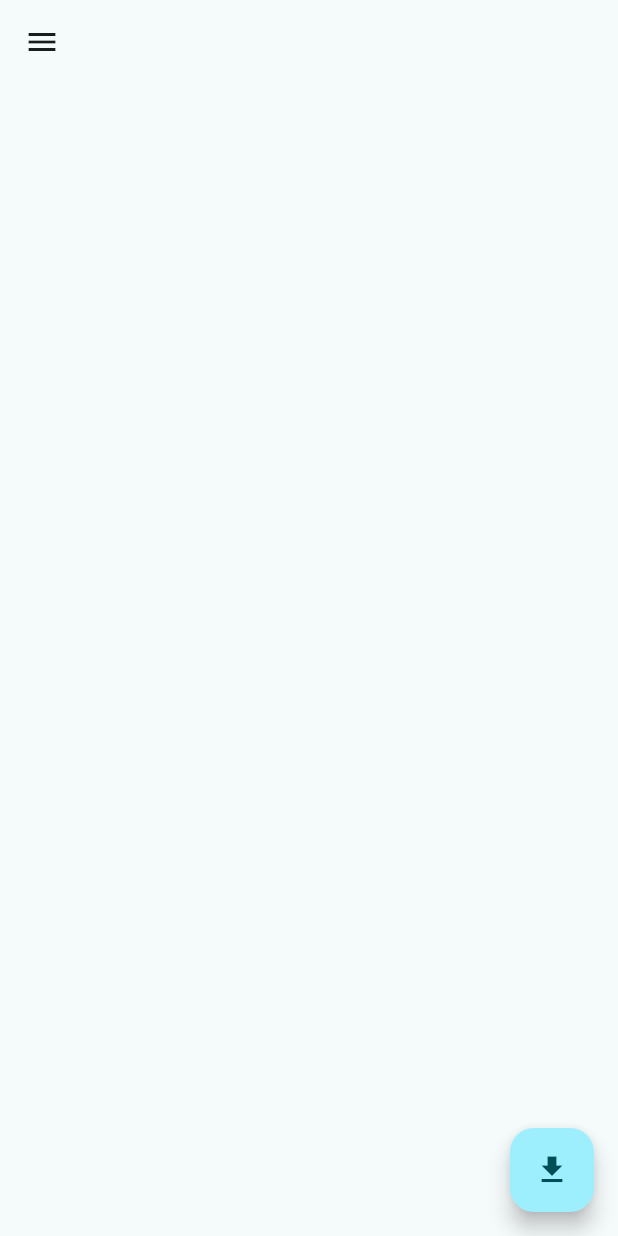
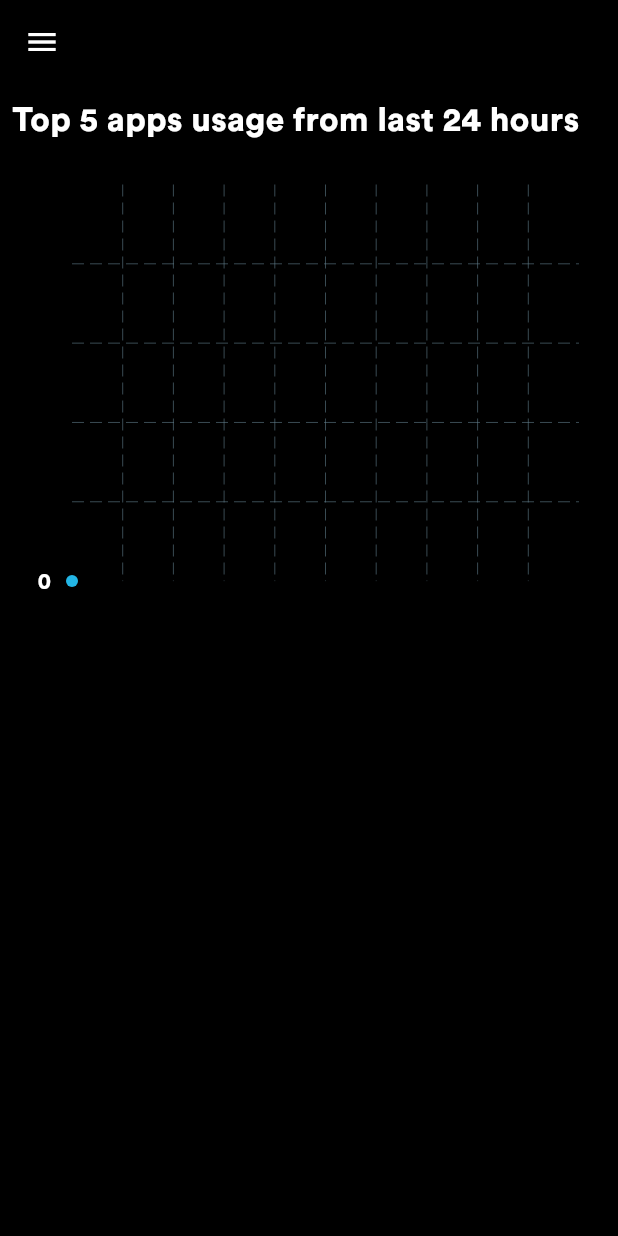
Before and after one commit to Justsah1l/Focuswork, a Flutter app: the screen it shows after launch, after a tap on the "menu" icon, after a tap on "Home", on a phone screen of 412 x 824 dp. Run offline on Flutter 3.47's test engine with Material 3 defaults, Android fonts, the phone set to English and light mode, and no system bars; drawn by our look-alikes of fl_chart; our stand-ins replace firebase_auth, firebase_core, flutter_svg, google_fonts, google_sign_in, introduction_screen and 1 more; missing offline and left inert: app_usage; accounts and stored records are empty; generated files the repository leaves out were written again.

Commit message:
day 3 and day 4

```diff
--- a/lib/exuse.dart
+++ b/lib/exuse.dart
@@ -1,5 +1,6 @@
 import 'package:flutter/material.dart';
 import 'package:app_usage/app_usage.dart';
+import 'package:fl_chart/fl_chart.dart';
 
 class AppUsageApp extends StatefulWidget {
   @override
@@ -8,45 +9,214 @@ class AppUsageApp extends StatefulWidget {
 
 class AppUsageAppState extends State<AppUsageApp> {
   List<AppUsageInfo> _infos = [];
+  List<AppUsageInfo> _einfos = [];
+  List<FlSpot> _spots = [];
+
+  List<Color> gradientColors = [
+    const Color(0xff23b6e6),
+    const Color(0xff02d39a),
+  ];
 
   @override
   void initState() {
     super.initState();
+    getUsageStats();
+    egetUsageStats();
   }
 
-  void getUsageStats() async {
+  Future<void> egetUsageStats() async {
     try {
-      DateTime endDate = DateTime.now();
-      DateTime startDate = endDate.subtract(Duration(hours: 1));
-      List<AppUsageInfo> infoList = await AppUsage().getAppUsage(
+      DateTime now = DateTime.now();
+      DateTime endDate = now;
+      // Subtract the current hour as a duration
+      DateTime startDate = endDate.subtract(Duration(hours: 2));
+
+      print("Getting usage from: $startDate to $endDate");
+
+      List<AppUsageInfo> iinfoList = await AppUsage().getAppUsage(
         startDate,
         endDate,
       );
-      setState(() => _infos = infoList);
+      setState(() => _einfos = iinfoList);
       print(
         "herere --------------------------------------------------------------------------------------------",
       );
-      print(infoList);
+      print("All apps:");
+      for (var info in iinfoList) {
+        print(info);
+      }
     } catch (exception) {
       print(exception);
     }
   }
 
+  Future<void> getUsageStats() async {
+    try {
+      DateTime now = DateTime.now();
+      DateTime startDate = DateTime(now.year, now.month, now.day);
+      DateTime endDate = DateTime.now();
+
+      List<AppUsageInfo> infoList = await AppUsage().getAppUsage(
+        startDate,
+        endDate,
+      );
+
+      infoList.sort((a, b) => b.usage.inMinutes.compareTo(a.usage.inMinutes));
+
+      setState(() {
+        _infos = infoList.take(5).toList();
+        _spots = [
+          FlSpot(0, 0),
+          ...List.generate(infoList.length, (i) {
+            return FlSpot(
+              (i + 1).toDouble(),
+              infoList[i].usage.inMinutes.toDouble(),
+            );
+          }),
+        ];
+      });
+    } catch (e) {
+      print("Error: $e");
+    }
+  }
+
+  LineChartData mainData() {
+    return LineChartData(
+      gridData: FlGridData(show: true),
+      titlesData: FlTitlesData(
+        bottomTitles: AxisTitles(
+          sideTitles: SideTitles(
+            showTitles: true,
+            getTitlesWidget: (double value, TitleMeta meta) {
+              int index = value.toInt() - 1;
+              if (index >= 0 && index < _infos.length) {
+                final app = _infos[index];
+                String displayName =
+                    app.appName.toLowerCase() == 'android'
+                        ? (app.packageName.contains('instagram')
+                            ? 'Instagram'
+                            : 'Unknown')
+                        : app.appName;
+                return Text(
+                  displayName,
+                  style: const TextStyle(
+                    color: Colors.white,
+                    fontSize: 9.0,
+                    fontWeight: FontWeight.bold,
+                    fontFamily: "Circular",
+                  ),
+                );
+              } else {
+                return const Text('');
+              }
+            },
+
+            interval: 1,
+          ),
+        ),
+        leftTitles: AxisTitles(
+          sideTitles: SideTitles(
+            showTitles: true,
+            interval: 30,
+            getTitlesWidget: (value, meta) {
+              int minutes = value.toInt();
+
+              if (minutes == 0) {
+                return const Text(
+                  '0',
+                  style: TextStyle(
+                    color: Colors.white,
+                    fontWeight: FontWeight.bold,
+                    fontFamily: "Circular",
+                  ),
+                );
+              }
+
+              if (minutes % 60 != 0) return const SizedBox.shrink();
+
+              int hours = minutes ~/ 60;
+              String label = '$hours hr';
+
+              return SizedBox(
+                width: 40,
+                child: Text(
+                  label,
+                  softWrap: false,
+                  overflow: TextOverflow.visible,
+                  style: const TextStyle(
+                    color: Colors.white,
+                    fontSize: 9.0,
+                    fontWeight: FontWeight.bold,
+                    fontFamily: "Circular",
+                  ),
+                ),
+              );
+            },
+          ),
+        ),
+
+        topTitles: AxisTitles(sideTitles: SideTitles(showTitles: false)),
+        rightTitles: AxisTitles(sideTitles: SideTitles(showTitles: false)),
+      ),
+      borderData: FlBorderData(show: true),
+      minX: 0,
+      maxX: 5,
+
+      minY: 0,
+      maxY:
+          _spots.isNotEmpty
+              ? _spots.map((e) => e.y).reduce((a, b) => a > b ? a : b) + 10
+              : 60,
+      lineBarsData: [
+        LineChartBarData(
+          spots: _spots,
+          isCurved: true,
+          gradient: LinearGradient(colors: gradientColors),
+          barWidth: 2,
+          dotData: FlDotData(show: true),
+          belowBarData: BarAreaData(
+            show: true,
+            gradient: LinearGradient(
+              colors: gradientColors.map((c) => c.withOpacity(0.3)).toList(),
+            ),
+          ),
+        ),
+      ],
+    );
+  }
+
   @override
   Widget build(BuildContext context) {
     return Scaffold(
-      body: ListView.builder(
-        itemCount: _infos.length,
-        itemBuilder: (context, index) {
-          return ListTile(
-            title: Text(_infos[index].appName),
-            trailing: Text(_infos[index].usage.toString()),
-          );
-        },
-      ),
-      floatingActionButton: FloatingActionButton(
-        onPressed: getUsageStats,
-        child: Icon(Icons.file_download),
+      backgroundColor: Colors.black,
+      body: Column(
+        mainAxisAlignment: MainAxisAlignment.start,
+        crossAxisAlignment: CrossAxisAlignment.start,
+        children: [
+          Padding(
+            padding: const EdgeInsets.symmetric(horizontal: 8.0, vertical: 10),
+            child: Text(
+              "Top 5 apps usage from last 24 hours",
+              style: TextStyle(
+                color: Colors.white,
+                fontSize: 22.0,
+                fontWeight: FontWeight.bold,
+                fontFamily: "Circular",
+                height: 1.2,
+              ),
+            ),
+          ),
+          SizedBox(height: 20),
+          _spots.isEmpty
+              ? const Center(child: CircularProgressIndicator())
+              : Container(
+                padding: EdgeInsets.symmetric(horizontal: 25),
+                height: MediaQuery.of(context).size.width * 0.7,
+                width: MediaQuery.of(context).size.width * 1,
+                decoration: BoxDecoration(),
+                child: LineChart(mainData()),
+              ),
+        ],
       ),
     );
   }
--- a/lib/homepage.dart
+++ b/lib/homepage.dart
@@ -1,5 +1,6 @@
 import 'package:flutter/material.dart';
 import 'package:focuswork/analytics.dart';
+
 import 'package:focuswork/exuse.dart';
 import 'package:focuswork/profile.dart';
 
@@ -27,10 +28,11 @@ class _HomepageState extends State<Homepage> {
   Widget build(BuildContext context) {
     return Scaffold(
       appBar: AppBar(
+        backgroundColor: Colors.black,
         leading: Builder(
           builder: (context) {
             return IconButton(
-              icon: const Icon(Icons.menu),
+              icon: const Icon(Icons.menu, color: Colors.white),
               onPressed: () {
                 Scaffold.of(context).openDrawer();
               },
--- /dev/null
+++ b/lib/m.dart
@@ -0,0 +1,33 @@
+import 'package:flutter/material.dart';
+import 'package:flutter/services.dart';
+import 'package:focuswork/apploader.dart';
+import 'package:focuswork/exuse.dart';
+import 'package:focuswork/homepage.dart';
+import 'package:focuswork/login.dart';
+import 'firebase_options.dart';
+import 'package:firebase_core/firebase_core.dart';
+
+void main() async {
+  WidgetsFlutterBinding.ensureInitialized();
+  await Firebase.initializeApp(options: DefaultFirebaseOptions.currentPlatform);
+  runApp(const MyApp());
+}
+
+class MyApp extends StatelessWidget {
+  const MyApp({super.key});
+
+  @override
+  Widget build(BuildContext context) {
+    return MaterialApp(
+      debugShowCheckedModeBanner: false,
+      title: 'Flutter Demo',
+      theme: ThemeData(
+        colorScheme: ColorScheme.fromSeed(
+          seedColor: const Color.fromARGB(255, 255, 255, 255),
+        ),
+        useMaterial3: true,
+      ),
+      home: Homepage(),
+    );
+  }
+}
--- a/pubspec.yaml
+++ b/pubspec.yaml
@@ -33,6 +33,7 @@ dependencies:
   firebase_auth: ^5.5.3
   firebase_core: ^3.13.0
   firebase_storage: ^12.4.5
+  fl_chart: ^1.0.0
   flutter:
     sdk: flutter
   google_fonts: ^6.2.1
```
Also changed, not shown: pubspec.lock, 1 other file.
